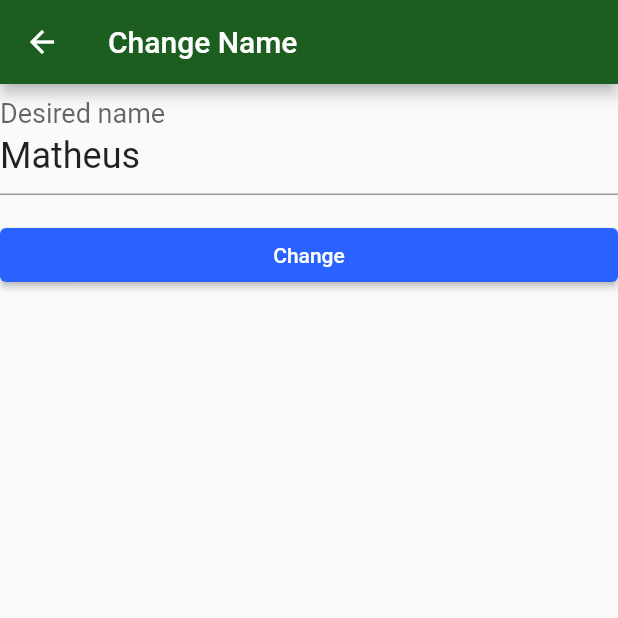
After one commit to mgsantos177/Bytebank-2.0, a Flutter app: the screen it shows after launch, after a tap on "Change Name", on a phone screen of 412 x 824 dp, the top half of it. The commit adds this screen. Run offline on Flutter 3.47's test engine with Material 2 defaults, Android fonts, the phone set to English and light mode, and no system bars; our stand-ins replace flutter_bloc, sqflite; missing offline and left inert: http_interceptor; accounts and stored records are empty.

Commit message:
finalizando curso de bloc

```diff
--- /dev/null
+++ b/lib/components/theme.dart
@@ -0,0 +1,10 @@
+import 'package:flutter/material.dart';
+
+final bytebankTheme = ThemeData(
+  primaryColor: Colors.green[900],
+  accentColor: Colors.blueAccent[700],
+  buttonTheme: ButtonThemeData(
+    buttonColor: Colors.blueAccent[700],
+    textTheme: ButtonTextTheme.primary,
+  ),
+);
--- a/lib/main.dart
+++ b/lib/main.dart
@@ -1,5 +1,7 @@
+import 'package:bytebank/components/theme.dart';
 import 'package:bytebank/screens/dashboard.dart';
 import 'package:flutter/material.dart';
+import 'package:flutter_bloc/flutter_bloc.dart';
 
 void main() {
   runApp(BytebankApp());
@@ -8,16 +10,18 @@ void main() {
 class BytebankApp extends StatelessWidget {
   @override
   Widget build(BuildContext context) {
+    Bloc.observer = LogObserver();
     return MaterialApp(
-      theme: ThemeData(
-        primaryColor: Colors.green[900],
-        accentColor: Colors.blueAccent[700],
-        buttonTheme: ButtonThemeData(
-          buttonColor: Colors.blueAccent[700],
-          textTheme: ButtonTextTheme.primary,
-        ),
-      ),
-      home: Dashboard(),
+      theme: bytebankTheme,
+      home: DashboardContainer(),
     );
   }
 }
+
+class LogObserver extends BlocObserver {
+  @override
+  void onChange(Cubit cubit, Change change) {
+    print("${cubit.runtimeType} > $change");
+    super.onChange(cubit, change);
+  }
+}
--- /dev/null
+++ b/lib/models/name.dart
@@ -0,0 +1,7 @@
+import 'package:flutter_bloc/flutter_bloc.dart';
+
+class NameCubit extends Cubit<String> {
+  NameCubit(String name) : super(name);
+
+  void change(String name) => emit(name);
+}
--- a/lib/screens/dashboard.dart
+++ b/lib/screens/dashboard.dart
@@ -1,13 +1,31 @@
+import 'package:bytebank/components/container.dart';
+import 'package:bytebank/models/name.dart';
 import 'package:bytebank/screens/contacts_list.dart';
+import 'package:bytebank/screens/name.dart';
 import 'package:bytebank/screens/transactions_list.dart';
 import 'package:flutter/material.dart';
+import 'package:flutter_bloc/flutter_bloc.dart';
 
-class Dashboard extends StatelessWidget {
+class DashboardContainer extends BlocContainer {
   @override
   Widget build(BuildContext context) {
+    return BlocProvider(
+      create: (_) => NameCubit("Matheus"),
+      child: DashboardView(),
+    );
+  }
+}
+
+class DashboardView extends StatelessWidget {
+  @override
+  Widget build(BuildContext context) {
+    final name = context.watch<NameCubit>().state;
     return Scaffold(
       appBar: AppBar(
-        title: Text('Dashboard'),
+        // misturando um blocBuild ( que é um observer de eventos) com UI
+        title: BlocBuilder<NameCubit, String>(
+          builder: (context, state) => Text('Welcome $state'),
+        ),
       ),
       body: Column(
         mainAxisAlignment: MainAxisAlignment.spaceBetween,
@@ -32,6 +50,11 @@ class Dashboard extends StatelessWidget {
                   Icons.description,
                   onClick: () => _showTransactionsList(context),
                 ),
+                _FeatureItem(
+                  'Change Name',
+                  Icons.person_outline,
+                  onClick: () => _showChangeName(context),
+                ),
               ],
             ),
           ),
@@ -40,18 +63,30 @@ class Dashboard extends StatelessWidget {
     );
   }
 
-  void _showContactsList(BuildContext context) {
+  void _showContactsList(BuildContext blocContext) {
+    // Navigator.of(context).push(
+    //   MaterialPageRoute(
+    //     builder: (context) => ContactsList(),
+    //   ),
+    // );
+    push(blocContext, ContactsListContainer());
+  }
+
+  void _showTransactionsList(BuildContext context) {
     Navigator.of(context).push(
       MaterialPageRoute(
-        builder: (context) => ContactsList(),
+        builder: (context) => TransactionsList(),
       ),
     );
   }
 
-  _showTransactionsList(BuildContext context) {
-    Navigator.of(context).push(
+  void _showChangeName(BuildContext blocContext) {
+    Navigator.of(blocContext).push(
       MaterialPageRoute(
-        builder: (context) => TransactionsList(),
+        builder: (context) => BlocProvider.value(
+          value: BlocProvider.of<NameCubit>(blocContext),
+          child: NameContainer(),
+        ),
       ),
     );
   }
--- /dev/null
+++ b/lib/screens/name.dart
@@ -0,0 +1,47 @@
+import 'package:bytebank/components/container.dart';
+import 'package:bytebank/models/name.dart';
+import 'package:flutter/material.dart';
+import 'package:flutter_bloc/flutter_bloc.dart';
+
+class NameContainer extends BlocContainer {
+  @override
+  Widget build(BuildContext context) {
+    return NameView();
+  }
+}
+
+class NameView extends StatelessWidget {
+  final TextEditingController _nameController = TextEditingController();
+
+  @override
+  Widget build(BuildContext context) {
+    _nameController.text = context.watch<NameCubit>().state;
+    return Scaffold(
+        appBar: AppBar(title: const Text("Change Name")),
+        body: Column(
+          children: [
+            TextField(
+              controller: _nameController,
+              decoration: InputDecoration(
+                labelText: "Desired name",
+              ),
+              style: TextStyle(fontSize: 24),
+            ),
+            Padding(
+              padding: const EdgeInsets.only(top: 16),
+              child: SizedBox(
+                width: double.maxFinite,
+                child: RaisedButton(
+                  child: Text('Change'),
+                  onPressed: () {
+                    final name = _nameController.text;
+                    context.read<NameCubit>().change(name);
+                    Navigator.pop(context);
+                  },
+                ),
+              ),
+            )
+          ],
+        ));
+  }
+}
--- a/pubspec.yaml
+++ b/pubspec.yaml
@@ -32,6 +32,7 @@ dependencies:
   http:
   http_interceptor:
   uuid:
+  flutter_bloc: ^6.0.0
 
 dev_dependencies:
   flutter_test:
```
Also changed, not shown: lib/components/container.dart (added, +11 -0 lines), lib/components/error.dart (added, +16 -0 lines), lib/components/progress.dart (+14 -0 lines), lib/screens/contacts_list.dart (+81 -30 lines), lib/screens/counter.dart (added, +58 -0 lines), lib/screens/transaction_form.dart (+140 -81 lines), pubspec.lock.
